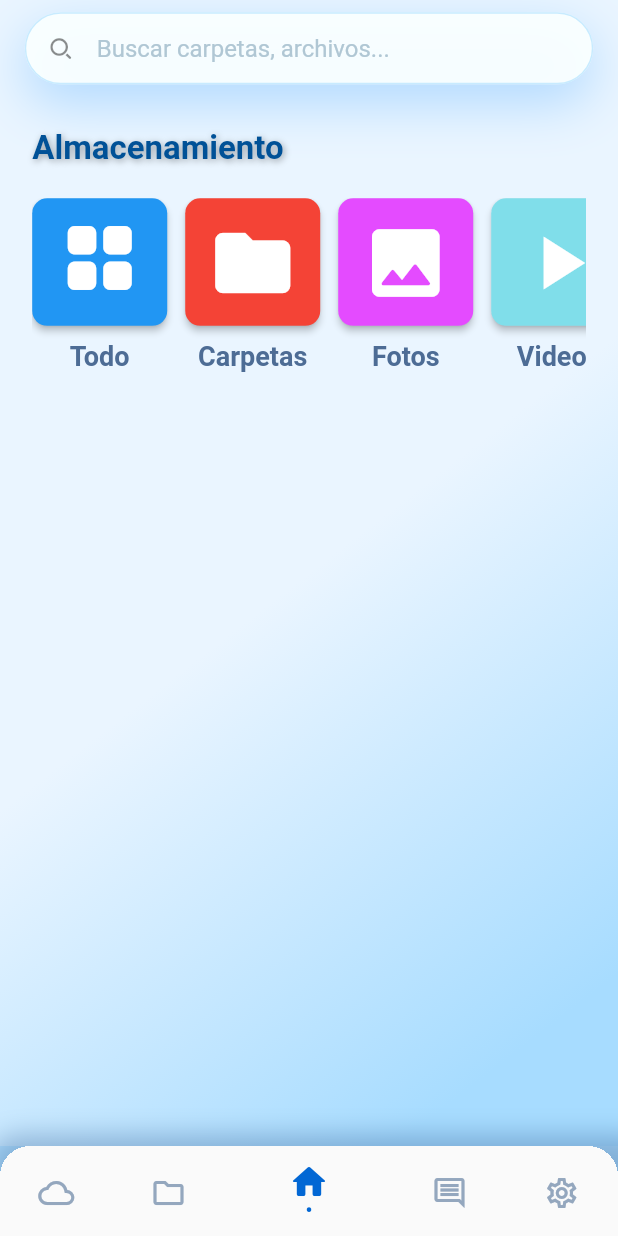
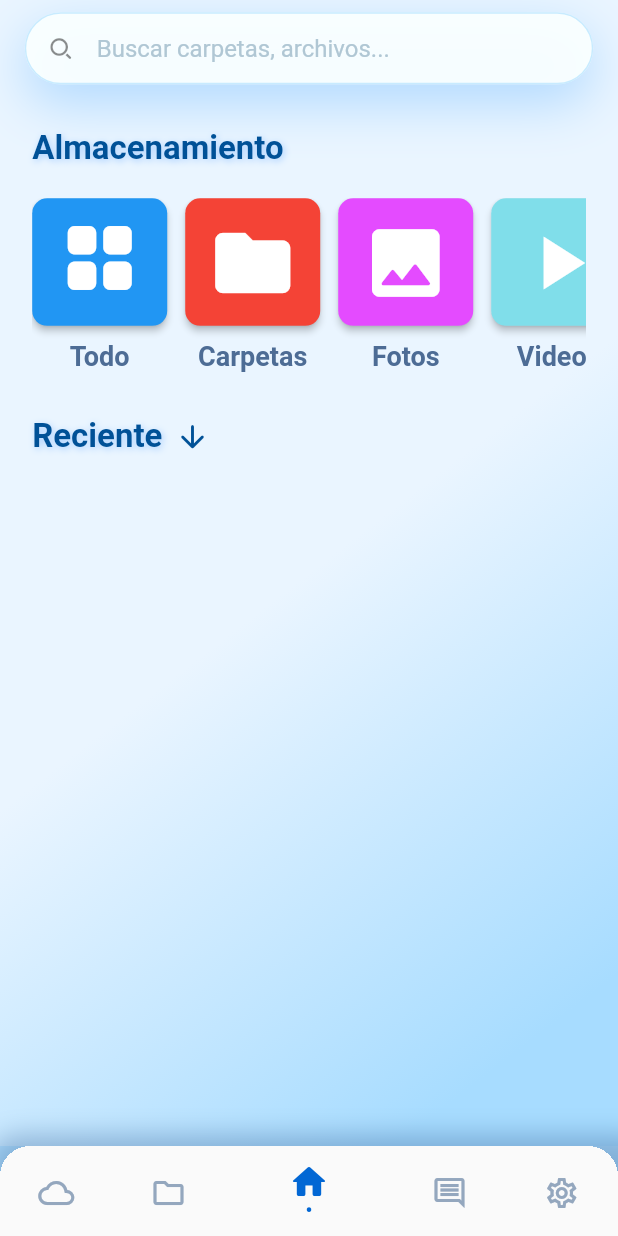
Before and after one commit to JesuBermudez/SafeSync, a Flutter app: the AppContent screen opened directly, on a phone screen of 412 x 824 dp. Run offline on Flutter 3.47's test engine with Material 2 defaults, Android fonts, the light colour scheme and no system bars; our stand-ins replace animate_do, get, shared_preferences; accounts and stored records are empty.

Commit message:
Ahora si :v

```diff
--- a/lib/pages/home_page.dart
+++ b/lib/pages/home_page.dart
@@ -79,7 +79,18 @@ class HomePage extends StatelessWidget {
                               () {},
                               Colors.cyan[200])
                         ],
-                      ))
+                      )),
+                  const SizedBox(height: 30),
+                  Row(children: [
+                    titleLabel("Reciente"),
+                    const SizedBox(
+                      width: 8,
+                    ),
+                    const Icon(
+                      Icons.arrow_downward_rounded,
+                      color: Color.fromRGBO(0, 81, 151, 1),
+                    )
+                  ])
                 ],
               ))
         ],
--- a/lib/ui/labels/title_label.dart
+++ b/lib/ui/labels/title_label.dart
@@ -9,7 +9,7 @@ Widget titleLabel(String textContent) {
         fontWeight: FontWeight.bold,
         shadows: [
           Shadow(
-            color: Color.fromARGB(90, 0, 0, 0),
+            color: Color.fromARGB(70, 0, 110, 255),
             offset: Offset(1, 1),
             blurRadius: 6,
           )
```
